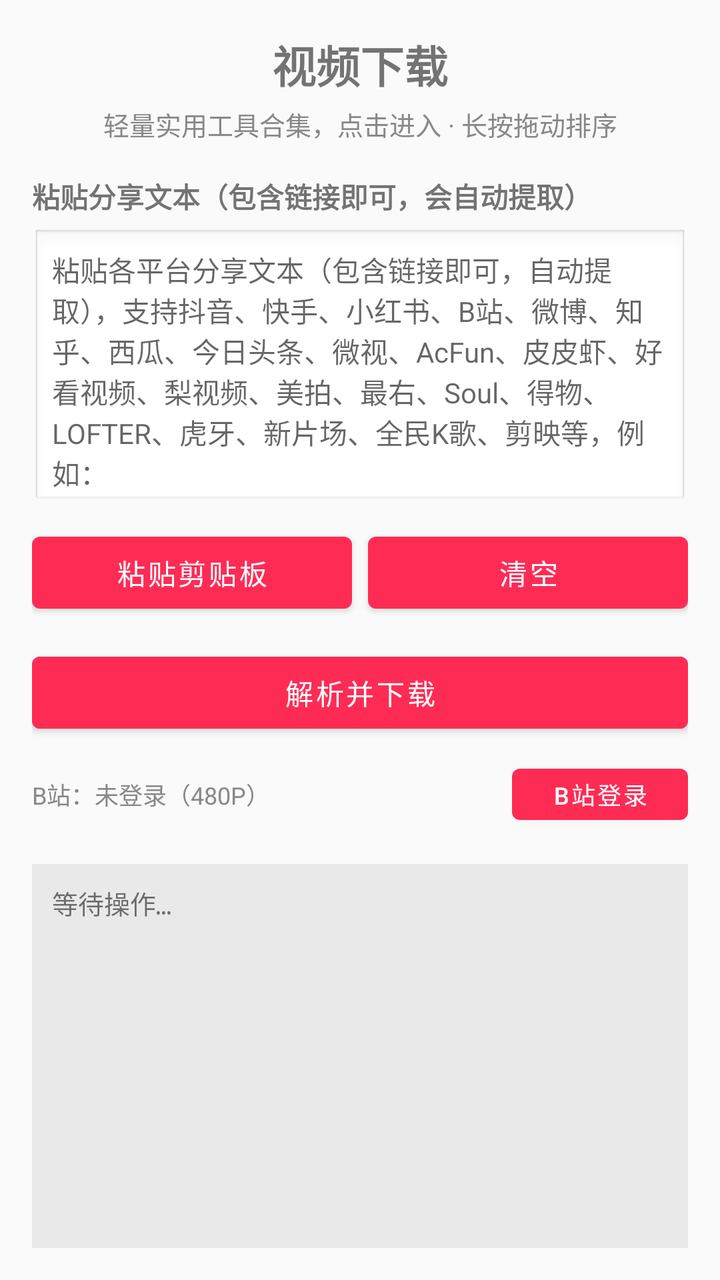
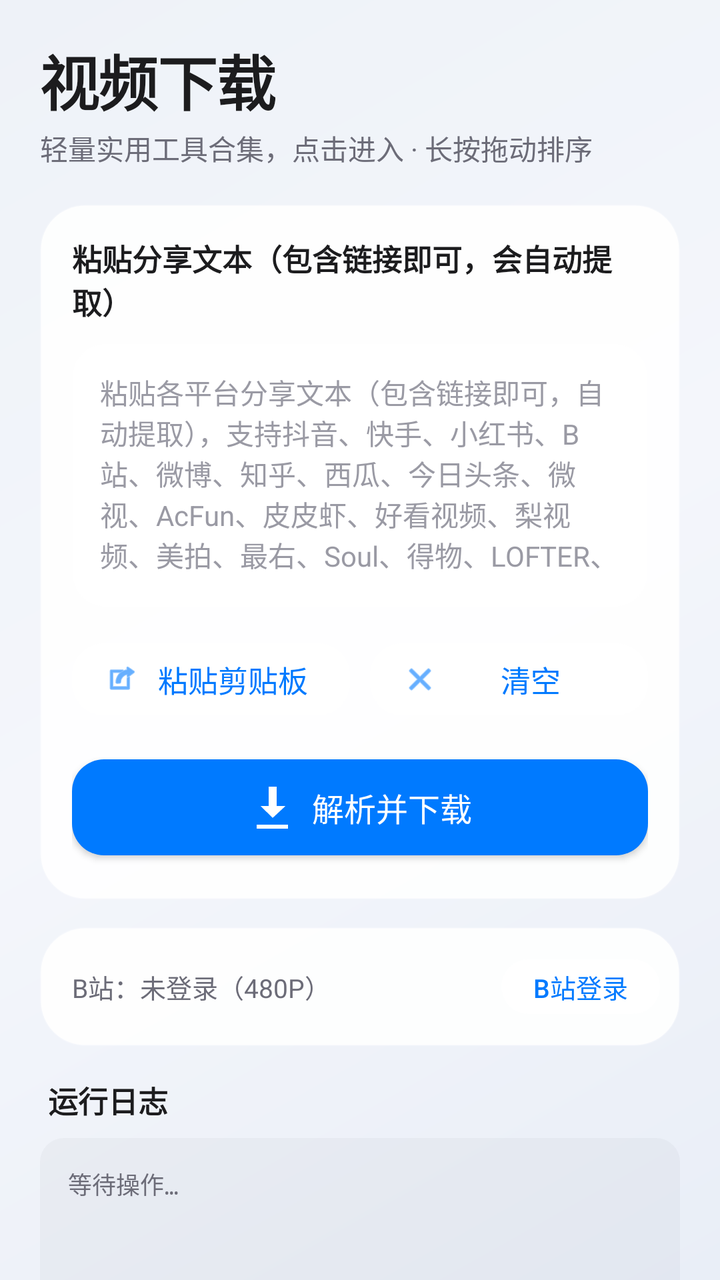

Screens rendered from an Android XML layout before and after an edit, with the pre-edit source and the edit as a unified diff.
<!-- AndroidManifest.xml: application theme Theme.VideoDownloader -->
<!-- res/layout/activity_video_downloader.xml -->
<?xml version="1.0" encoding="utf-8"?>
<LinearLayout xmlns:android="http://schemas.android.com/apk/res/android"
    android:layout_width="match_parent"
    android:layout_height="match_parent"
    android:orientation="vertical"
    android:padding="16dp">

    <TextView
        android:layout_width="match_parent"
        android:layout_height="wrap_content"
        android:text="@string/tool_video_downloader_title"
        android:textSize="22sp"
        android:textStyle="bold"
        android:gravity="center"
        android:paddingBottom="4dp" />

    <TextView
        android:layout_width="match_parent"
        android:layout_height="wrap_content"
        android:text="@string/subtitle_hint"
        android:textSize="13sp"
        android:textColor="#888888"
        android:gravity="center"
        android:paddingBottom="16dp" />

    <TextView
        android:layout_width="match_parent"
        android:layout_height="wrap_content"
        android:text="@string/label_input"
        android:textStyle="bold"
        android:paddingBottom="6dp" />

    <EditText
        android:id="@+id/etShareText"
        android:layout_width="match_parent"
        android:layout_height="140dp"
        android:gravity="top|start"
        android:hint="@string/hint_input"
        android:inputType="textMultiLine"
        android:background="@android:drawable/edit_text"
        android:padding="10dp"
        android:textSize="14sp" />

    <LinearLayout
        android:layout_width="match_parent"
        android:layout_height="wrap_content"
        android:orientation="horizontal"
        android:layout_marginTop="8dp">

        <Button
            android:id="@+id/btnPaste"
            android:layout_width="0dp"
            android:layout_weight="1"
            android:layout_height="wrap_content"
            android:text="@string/btn_paste" />

        <Button
            android:id="@+id/btnClear"
            android:layout_width="0dp"
            android:layout_weight="1"
            android:layout_height="wrap_content"
            android:text="@string/btn_clear"
            android:layout_marginStart="8dp" />
    </LinearLayout>

    <Button
        android:id="@+id/btnDownload"
        android:layout_width="match_parent"
        android:layout_height="wrap_content"
        android:layout_marginTop="12dp"
        android:text="@string/btn_download"
        android:backgroundTint="#FE2C55"
        android:textColor="#FFFFFF" />

    <LinearLayout
        android:layout_width="match_parent"
        android:layout_height="wrap_content"
        android:orientation="horizontal"
        android:layout_marginTop="8dp"
        android:gravity="center_vertical">

        <TextView
            android:id="@+id/tvBiliStatus"
            android:layout_width="0dp"
            android:layout_weight="1"
            android:layout_height="wrap_content"
            android:textSize="12sp"
            android:textColor="#888888"
            android:text="B站：未登录（480P）" />

        <Button
            android:id="@+id/btnBiliLogin"
            android:layout_width="wrap_content"
            android:layout_height="wrap_content"
            android:text="B站登录"
            android:textSize="12sp"
            android:paddingStart="12dp"
            android:paddingEnd="12dp"
            android:minHeight="36dp" />
    </LinearLayout>

    <ProgressBar
        android:id="@+id/progressBar"
        style="?android:attr/progressBarStyleHorizontal"
        android:layout_width="match_parent"
        android:layout_height="wrap_content"
        android:layout_marginTop="16dp"
        android:max="100"
        android:progress="0"
        android:visibility="gone" />

    <TextView
        android:id="@+id/tvProgress"
        android:layout_width="match_parent"
        android:layout_height="wrap_content"
        android:gravity="center"
        android:textSize="13sp"
        android:visibility="gone"
        android:paddingTop="4dp" />

    <ScrollView
        android:id="@+id/scrollLog"
        android:layout_width="match_parent"
        android:layout_height="0dp"
        android:layout_weight="1"
        android:layout_marginTop="16dp"
        android:fillViewport="true">

        <TextView
            android:id="@+id/tvLog"
            android:layout_width="match_parent"
            android:layout_height="wrap_content"
            android:textSize="13sp"
            android:fontFamily="monospace"
            android:background="#11000000"
            android:padding="10dp"
            android:textIsSelectable="true"
            android:text="@string/log_initial" />
    </ScrollView>
</LinearLayout>
<!-- resources referenced by this layout -->
<resources>
  <style name="Theme.VideoDownloader" parent="Theme.MaterialComponents.Light.NoActionBar">
          <item name="colorPrimary">#FE2C55</item>
          <item name="colorPrimaryVariant">#C81E40</item>
          <item name="colorOnPrimary">#FFFFFF</item>
          <item name="colorSecondary">#25F4EE</item>
          <item name="android:statusBarColor">#FE2C55</item>
          <item name="android:windowBackground">@color/bg_light</item>
      </style>
  <color name="bg_light">#FFFAFAFA</color>
  <!-- unchanged entries left out for length: 8 -->
</resources>

<!-- the commit's change to res/layout/activity_video_downloader.xml (unified diff, before → after) -->
@@ -1,140 +1,204 @@
 <?xml version="1.0" encoding="utf-8"?>
-<LinearLayout xmlns:android="http://schemas.android.com/apk/res/android"
+<ScrollView xmlns:android="http://schemas.android.com/apk/res/android"
+    xmlns:app="http://schemas.android.com/apk/res-auto"
     android:layout_width="match_parent"
     android:layout_height="match_parent"
-    android:orientation="vertical"
-    android:padding="16dp">
-
-    <TextView
-        android:layout_width="match_parent"
-        android:layout_height="wrap_content"
-        android:text="@string/tool_video_downloader_title"
-        android:textSize="22sp"
-        android:textStyle="bold"
-        android:gravity="center"
-        android:paddingBottom="4dp" />
-
-    <TextView
-        android:layout_width="match_parent"
-        android:layout_height="wrap_content"
-        android:text="@string/subtitle_hint"
-        android:textSize="13sp"
-        android:textColor="#888888"
-        android:gravity="center"
-        android:paddingBottom="16dp" />
-
-    <TextView
-        android:layout_width="match_parent"
-        android:layout_height="wrap_content"
-        android:text="@string/label_input"
-        android:textStyle="bold"
-        android:paddingBottom="6dp" />
-
-    <EditText
-        android:id="@+id/etShareText"
-        android:layout_width="match_parent"
-        android:layout_height="140dp"
-        android:gravity="top|start"
-        android:hint="@string/hint_input"
-        android:inputType="textMultiLine"
-        android:background="@android:drawable/edit_text"
-        android:padding="10dp"
-        android:textSize="14sp" />
+    android:background="@drawable/ios_bg_gradient"
+    android:clipToPadding="false"
+    android:fitsSystemWindows="true"
+    android:fillViewport="true"
+    android:scrollbars="none">
 
     <LinearLayout
         android:layout_width="match_parent"
         android:layout_height="wrap_content"
-        android:orientation="horizontal"
-        android:layout_marginTop="8dp">
-
-        <Button
-            android:id="@+id/btnPaste"
-            android:layout_width="0dp"
-            android:layout_weight="1"
-            android:layout_height="wrap_content"
-            android:text="@string/btn_paste" />
-
-        <Button
-            android:id="@+id/btnClear"
-            android:layout_width="0dp"
-            android:layout_weight="1"
-            android:layout_height="wrap_content"
-            android:text="@string/btn_clear"
-            android:layout_marginStart="8dp" />
+        android:orientation="vertical"
+        android:paddingStart="20dp"
+        android:paddingEnd="20dp"
+        android:paddingTop="18dp"
+        android:paddingBottom="24dp">
+
+        
+        <TextView
+            android:layout_width="wrap_content"
+            android:layout_height="wrap_content"
+            android:text="工具箱"
+            android:textColor="@color/ios_blue"
+            android:textSize="17sp"
+            android:visibility="gone" />
+
+        <TextView
+            android:layout_width="wrap_content"
+            android:layout_height="wrap_content"
+            android:letterSpacing="-0.02"
+            android:text="@string/tool_video_downloader_title"
+            android:textColor="@color/text_primary"
+            android:textSize="30sp"
+            android:textStyle="bold" />
+
+        <TextView
+            android:layout_width="wrap_content"
+            android:layout_height="wrap_content"
+            android:layout_marginTop="2dp"
+            android:layout_marginBottom="18dp"
+            android:text="@string/subtitle_hint"
+            android:textColor="@color/text_secondary"
+            android:textSize="14sp" />
+
+        
+        <LinearLayout
+            android:layout_width="match_parent"
+            android:layout_height="wrap_content"
+            android:background="@drawable/ios_glass_card"
+            android:orientation="vertical"
+            android:padding="16dp">
+
+            <TextView
+                android:layout_width="wrap_content"
+                android:layout_height="wrap_content"
+                android:text="@string/label_input"
+                android:textColor="@color/text_primary"
+                android:textSize="15sp"
+                android:textStyle="bold" />
+
+            <EditText
+                android:id="@+id/etShareText"
+                android:layout_width="match_parent"
+                android:layout_height="132dp"
+                android:layout_marginTop="10dp"
+                android:background="@drawable/ios_glass_field"
+                android:gravity="top|start"
+                android:hint="@string/hint_input"
+                android:inputType="textMultiLine"
+                android:padding="14dp"
+                android:textColor="@color/text_primary"
+                android:textColorHint="@color/text_tertiary"
+                android:textSize="14sp" />
+
+            <LinearLayout
+                android:layout_width="match_parent"
+                android:layout_height="wrap_content"
+                android:layout_marginTop="12dp"
+                android:orientation="horizontal">
+
+                <com.google.android.material.button.MaterialButton
+                    android:id="@+id/btnPaste"
+                    style="@style/Widget.iOS.Button.Secondary"
+                    android:layout_width="0dp"
+                    android:layout_height="wrap_content"
+                    android:layout_weight="1"
+                    android:text="@string/btn_paste"
+                    app:icon="@android:drawable/ic_menu_set_as"
+                    app:iconTint="@color/ios_blue"
+                    app:iconSize="18dp" />
+
+                <com.google.android.material.button.MaterialButton
+                    android:id="@+id/btnClear"
+                    style="@style/Widget.iOS.Button.Secondary"
+                    android:layout_width="0dp"
+                    android:layout_height="wrap_content"
+                    android:layout_marginStart="10dp"
+                    android:layout_weight="1"
+                    android:text="@string/btn_clear"
+                    app:icon="@android:drawable/ic_menu_close_clear_cancel"
+                    app:iconTint="@color/ios_blue"
+                    app:iconSize="18dp" />
+            </LinearLayout>
+
+            <com.google.android.material.button.MaterialButton
+                android:id="@+id/btnDownload"
+                android:layout_width="match_parent"
+                android:layout_height="wrap_content"
+                android:layout_marginTop="10dp"
+                android:text="@string/btn_download"
+                android:textColor="@color/white"
+                app:backgroundTint="@color/ios_blue"
+                app:cornerRadius="16dp"
+                app:icon="@android:drawable/stat_sys_download"
+                app:iconGravity="textStart"
+                app:iconTint="@color/white" />
+        </LinearLayout>
+
+        
+        <LinearLayout
+            android:layout_width="match_parent"
+            android:layout_height="wrap_content"
+            android:layout_marginTop="14dp"
+            android:background="@drawable/ios_glass_card"
+            android:gravity="center_vertical"
+            android:orientation="horizontal"
+            android:paddingStart="16dp"
+            android:paddingEnd="10dp"
+            android:paddingTop="10dp"
+            android:paddingBottom="10dp">
+
+            <TextView
+                android:id="@+id/tvBiliStatus"
+                android:layout_width="0dp"
+                android:layout_height="wrap_content"
+                android:layout_weight="1"
+                android:text="B站：未登录（480P）"
+                android:textColor="@color/text_secondary"
+                android:textSize="13sp" />
+
+            <com.google.android.material.button.MaterialButton
+                android:id="@+id/btnBiliLogin"
+                style="@style/Widget.iOS.Button.Secondary"
+                android:layout_width="wrap_content"
+                android:layout_height="wrap_content"
+                android:minHeight="0dp"
+                android:minWidth="0dp"
+                android:paddingStart="16dp"
+                android:paddingEnd="16dp"
+                android:text="B站登录"
+                android:textSize="13sp" />
+        </LinearLayout>
+
+        
+        <ProgressBar
+            android:id="@+id/progressBar"
+            style="?android:attr/progressBarStyleHorizontal"
+            android:layout_width="match_parent"
+            android:layout_height="wrap_content"
+            android:layout_marginTop="18dp"
+            android:max="100"
+            android:progress="0"
+            android:progressTint="@color/ios_blue"
+            android:visibility="gone" />
+
+        <TextView
+            android:id="@+id/tvProgress"
+            android:layout_width="match_parent"
+            android:layout_height="wrap_content"
+            android:gravity="center"
+            android:paddingTop="6dp"
+            android:textColor="@color/text_secondary"
+            android:textSize="13sp"
+            android:visibility="gone" />
+
+        
+        <TextView
+            android:layout_width="wrap_content"
+            android:layout_height="wrap_content"
+            android:layout_marginTop="16dp"
+            android:layout_marginStart="4dp"
+            android:text="运行日志"
+            android:textColor="@color/text_primary"
+            android:textSize="15sp"
+            android:textStyle="bold" />
+
+        <TextView
+            android:id="@+id/tvLog"
+            android:layout_width="match_parent"
+            android:layout_height="wrap_content"
+            android:layout_marginTop="8dp"
+            android:background="@drawable/ios_log_bg"
+            android:fontFamily="monospace"
+            android:minHeight="140dp"
+            android:padding="14dp"
+            android:text="@string/log_initial"
+            android:textColor="@color/text_secondary"
+            android:textIsSelectable="true"
+            android:textSize="12sp" />
     </LinearLayout>
-
-    <Button
-        android:id="@+id/btnDownload"
-        android:layout_width="match_parent"
-        android:layout_height="wrap_content"
-        android:layout_marginTop="12dp"
-        android:text="@string/btn_download"
-        android:backgroundTint="#FE2C55"
-        android:textColor="#FFFFFF" />
-
-    <LinearLayout
-        android:layout_width="match_parent"
-        android:layout_height="wrap_content"
-        android:orientation="horizontal"
-        android:layout_marginTop="8dp"
-        android:gravity="center_vertical">
-
-        <TextView
-            android:id="@+id/tvBiliStatus"
-            android:layout_width="0dp"
-            android:layout_weight="1"
-            android:layout_height="wrap_content"
-            android:textSize="12sp"
-            android:textColor="#888888"
-            android:text="B站：未登录（480P）" />
-
-        <Button
-            android:id="@+id/btnBiliLogin"
-            android:layout_width="wrap_content"
-            android:layout_height="wrap_content"
-            android:text="B站登录"
-            android:textSize="12sp"
-            android:paddingStart="12dp"
-            android:paddingEnd="12dp"
-            android:minHeight="36dp" />
-    </LinearLayout>
-
-    <ProgressBar
-        android:id="@+id/progressBar"
-        style="?android:attr/progressBarStyleHorizontal"
-        android:layout_width="match_parent"
-        android:layout_height="wrap_content"
-        android:layout_marginTop="16dp"
-        android:max="100"
-        android:progress="0"
-        android:visibility="gone" />
-
-    <TextView
-        android:id="@+id/tvProgress"
-        android:layout_width="match_parent"
-        android:layout_height="wrap_content"
-        android:gravity="center"
-        android:textSize="13sp"
-        android:visibility="gone"
-        android:paddingTop="4dp" />
-
-    <ScrollView
-        android:id="@+id/scrollLog"
-        android:layout_width="match_parent"
-        android:layout_height="0dp"
-        android:layout_weight="1"
-        android:layout_marginTop="16dp"
-        android:fillViewport="true">
-
-        <TextView
-            android:id="@+id/tvLog"
-            android:layout_width="match_parent"
-            android:layout_height="wrap_content"
-            android:textSize="13sp"
-            android:fontFamily="monospace"
-            android:background="#11000000"
-            android:padding="10dp"
-            android:textIsSelectable="true"
-            android:text="@string/log_initial" />
-    </ScrollView>
-</LinearLayout>
+</ScrollView>
<!-- resource entries referenced after the edit -->
@@ -1,14 +1,103 @@
 <!-- resources referenced by this layout -->
 <resources>
+  <color name="ios_blue">#007AFF</color>
+  <color name="text_primary">#FF1C1C1E</color>
+  <color name="text_secondary">#FF6C6C78</color>
+  <color name="text_tertiary">#FF9A9AA4</color>
+  <color name="white">#FFFFFFFF</color>
+  <!-- drawable ios_bg_gradient (drawable) -->
+  <?xml version="1.0" encoding="utf-8"?>
+  <shape xmlns:android="http://schemas.android.com/apk/res/android"
+      android:shape="rectangle">
+      <gradient
+          android:angle="135"
+          android:startColor="@color/bg_gradient_top"
+          android:centerColor="@color/bg_gradient_center"
+          android:endColor="@color/bg_gradient_bottom"
+          android:type="linear" />
+  </shape>
+  <!-- drawable ios_glass_card (drawable) -->
+  <?xml version="1.0" encoding="utf-8"?>
+  <shape xmlns:android="http://schemas.android.com/apk/res/android"
+      android:shape="rectangle">
+      <solid android:color="@color/glass_fill" />
+      <corners android:radius="22dp" />
+      <stroke
+          android:width="1dp"
+          android:color="@color/glass_stroke" />
+  </shape>
+  <!-- drawable ios_glass_field (drawable) -->
+  <?xml version="1.0" encoding="utf-8"?>
+  <shape xmlns:android="http://schemas.android.com/apk/res/android"
+      android:shape="rectangle">
+      <solid android:color="@color/glass_fill_strong" />
+      <corners android:radius="16dp" />
+      <stroke
+          android:width="1dp"
+          android:color="@color/glass_stroke" />
+  </shape>
+  <!-- drawable ios_log_bg (drawable) -->
+  <?xml version="1.0" encoding="utf-8"?>
+  <shape xmlns:android="http://schemas.android.com/apk/res/android"
+      android:shape="rectangle">
+      <solid android:color="@color/fill_subtle" />
+      <corners android:radius="12dp" />
+  </shape>
+  <style name="Widget.iOS.Button.Secondary" parent="Widget.MaterialComponents.Button.OutlinedButton">
+          <item name="cornerRadius">16dp</item>
+          <item name="android:textAllCaps">false</item>
+          <item name="android:textSize">15sp</item>
+          <item name="android:textColor">@color/ios_blue</item>
+          <item name="android:fontFamily">sans-serif-medium</item>
+          <item name="elevation">0dp</item>
+          <item name="strokeWidth">0dp</item>
+          <item name="backgroundTint">@color/glass_fill_strong</item>
+      </style>
   <style name="Theme.VideoDownloader" parent="Theme.MaterialComponents.Light.NoActionBar">
-          <item name="colorPrimary">#FE2C55</item>
-          <item name="colorPrimaryVariant">#C81E40</item>
-          <item name="colorOnPrimary">#FFFFFF</item>
-          <item name="colorSecondary">#25F4EE</item>
-          <item name="android:statusBarColor">#FE2C55</item>
-          <item name="android:windowBackground">@color/bg_light</item>
+          <item name="colorPrimary">@color/ios_blue</item>
+          <item name="colorPrimaryVariant">@color/ios_indigo</item>
+          <item name="colorOnPrimary">@color/white</item>
+          <item name="colorSecondary">@color/ios_cyan</item>
+          <item name="colorOnSecondary">@color/white</item>
+          <item name="colorError">@color/ios_red</item>
+          <item name="android:statusBarColor">@android:color/transparent</item>
+          <item name="android:navigationBarColor">@android:color/transparent</item>
+          <item name="android:windowLightStatusBar">true</item>
+          <item name="android:windowBackground">@drawable/ios_bg_gradient</item>
+          <item name="android:textColorPrimary">@color/text_primary</item>
+          <item name="android:textColorSecondary">@color/text_secondary</item>
+          <item name="materialButtonStyle">@style/Widget.iOS.Button</item>
+          <item name="editTextStyle">@style/Widget.iOS.EditText</item>
+          <item name="android:windowDrawsSystemBarBackgrounds">true</item>
       </style>
-  <color name="bg_light">#FFFAFAFA</color>
+  <color name="bg_gradient_top">#FFE9EEF7</color>
+  <color name="bg_gradient_center">#FFF4F6FB</color>
+  <color name="bg_gradient_bottom">#FFEEF2F8</color>
+  <color name="glass_fill">#E6FFFFFF</color>
+  <color name="glass_stroke">#33FFFFFF</color>
+  <color name="glass_fill_strong">#F2FFFFFF</color>
+  <color name="fill_subtle">#0F787880</color>
+  <color name="ios_indigo">#5856D6</color>
+  <color name="ios_cyan">#32ADE6</color>
+  <color name="ios_red">#FF3B30</color>
+  <style name="Widget.iOS.Button" parent="Widget.MaterialComponents.Button">
+          <item name="cornerRadius">16dp</item>
+          <item name="android:textAllCaps">false</item>
+          <item name="android:textSize">16sp</item>
+          <item name="android:letterSpacing">0</item>
+          <item name="android:fontFamily">sans-serif-medium</item>
+          <item name="android:paddingTop">12dp</item>
+          <item name="android:paddingBottom">12dp</item>
+          <item name="elevation">0dp</item>
+          <item name="rippleColor">#33FFFFFF</item>
+      </style>
+  <style name="Widget.iOS.EditText" parent="Widget.AppCompat.EditText">
+          <item name="android:background">@drawable/ios_glass_field</item>
+          <item name="android:textColor">@color/text_primary</item>
+          <item name="android:textColorHint">@color/text_tertiary</item>
+          <item name="android:textSize">15sp</item>
+          <item name="android:padding">14dp</item>
+      </style>
   <!-- unchanged entries left out for length: 8 -->
 </resources>
 
